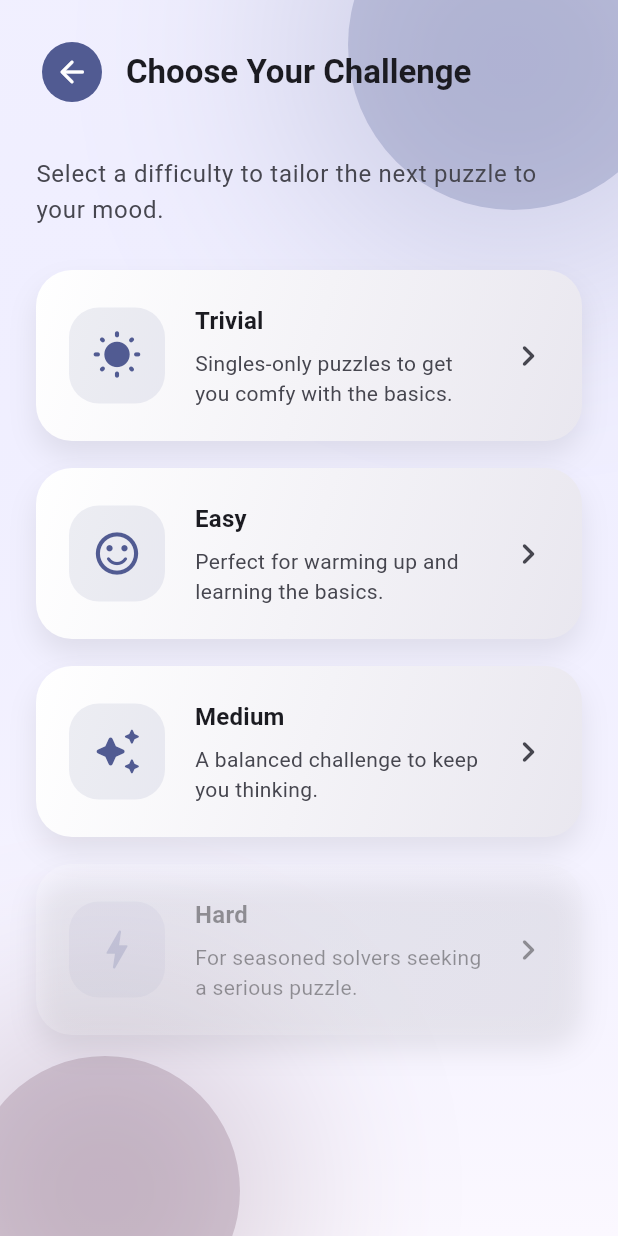
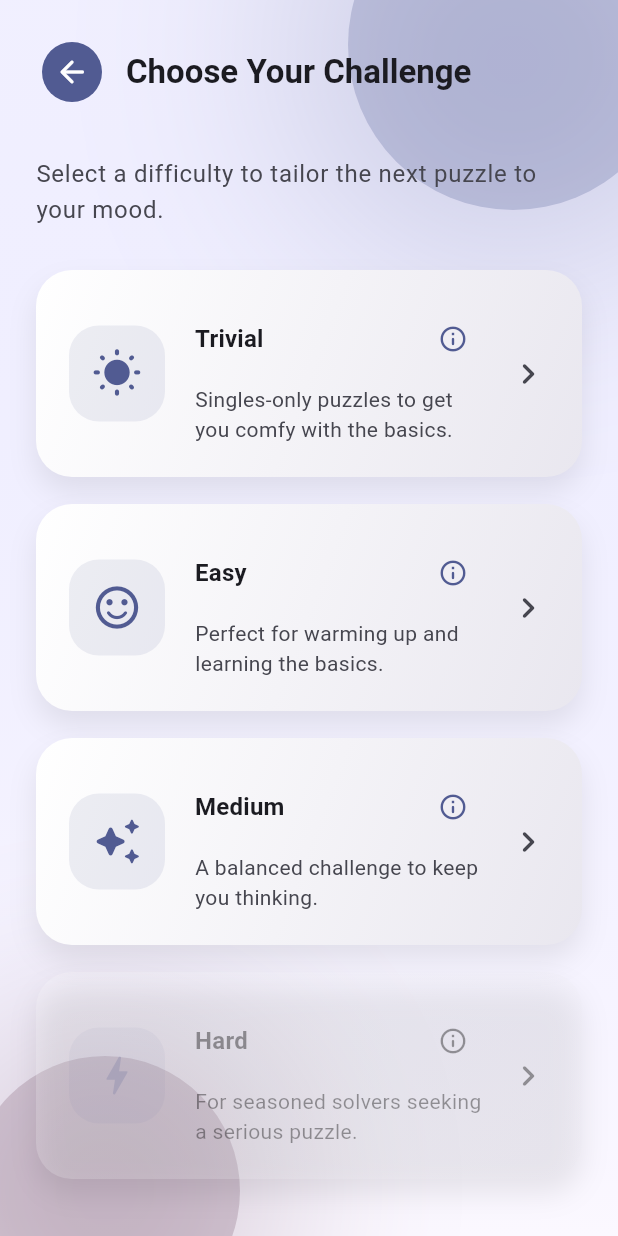
Before and after one commit to lobobeebe/auto_sudoku, a Flutter app: the DifficultySelectionPage screen opened directly, on a phone screen of 412 x 824 dp. Run offline on Flutter 3.47's test engine with Material 3 defaults, Android fonts, the phone set to English and light mode, and no system bars; our stand-ins replace shared_preferences; accounts and stored records are empty.

```diff
--- a/lib/ui/pages/difficulty_selection_page.dart
+++ b/lib/ui/pages/difficulty_selection_page.dart
@@ -1,4 +1,5 @@
 import 'package:auto_sudoku/data/puzzle_repository.dart';
+import 'package:auto_sudoku/state/lesson_progress.dart';
 import 'package:auto_sudoku/state/sudoku_board_state.dart';
 import 'package:auto_sudoku/ui/pages/sudoku_home_page.dart';
 import 'package:auto_sudoku_solver/auto_sudoku_solver.dart';
@@ -26,18 +27,30 @@ class _DifficultySelectionPageState extends State<DifficultySelectionPage>
       title: 'Trivial',
       description: 'Singles-only puzzles to get you comfy with the basics.',
       icon: Icons.wb_sunny_rounded,
+      strategies: [StrategyType.openSingle, StrategyType.hiddenSingle],
     ),
     _DifficultyOption(
       difficulty: Difficulty.easy,
       title: 'Easy',
       description: 'Perfect for warming up and learning the basics.',
       icon: Icons.sentiment_satisfied_alt_rounded,
+      strategies: [
+        StrategyType.openPair,
+        StrategyType.hiddenPair,
+        StrategyType.openTriple,
+        StrategyType.hiddenTriple,
+        StrategyType.openQuad,
+        StrategyType.hiddenQuad,
+        StrategyType.pointing,
+        StrategyType.claiming,
+      ],
     ),
     _DifficultyOption(
       difficulty: Difficulty.medium,
       title: 'Medium',
       description: 'A balanced challenge to keep you thinking.',
       icon: Icons.auto_awesome_rounded,
+      strategies: [StrategyType.xWing, StrategyType.xyWing, StrategyType.wWing],
     ),
     _DifficultyOption(
       difficulty: Difficulty.hard,
@@ -45,6 +58,15 @@ class _DifficultySelectionPageState extends State<DifficultySelectionPage>
       description: 'For seasoned solvers seeking a serious puzzle.',
       icon: Icons.bolt_rounded,
       enabled: false,
+      strategies: [
+        StrategyType.skyscraper,
+        StrategyType.twoStringKite,
+        StrategyType.turbotFish,
+        StrategyType.uniqueRectangle,
+        StrategyType.bug,
+        StrategyType.remotePairs,
+        StrategyType.xyChain,
+      ],
     ),
   ];
 
@@ -213,6 +235,79 @@ class _DifficultyCard extends StatefulWidget {
 class _DifficultyCardState extends State<_DifficultyCard> {
   bool _isPressed = false;
 
+  void _showInfoDialog() {
+    final theme = Theme.of(context);
+    final colorScheme = theme.colorScheme;
+    final progress = Provider.of<LessonProgress>(context, listen: false);
+
+    showDialog<void>(
+      context: context,
+      builder: (context) {
+        return AlertDialog(
+          title: Text('${widget.option.title} details'),
+          content: SingleChildScrollView(
+            child: Column(
+              crossAxisAlignment: CrossAxisAlignment.start,
+              mainAxisSize: MainAxisSize.min,
+              children: [
+                Text(
+                  widget.option.description,
+                  style: theme.textTheme.bodyMedium,
+                ),
+                const SizedBox(height: 14),
+                Text(
+                  'Strategies',
+                  style: theme.textTheme.titleSmall?.copyWith(
+                    fontWeight: FontWeight.w700,
+                  ),
+                ),
+                const SizedBox(height: 8),
+                Wrap(
+                  spacing: 8,
+                  runSpacing: 8,
+                  children: widget.option.strategies.map((strategy) {
+                    final learned =
+                        progress?.isDoneByTitle(strategy.toString()) ?? false;
+                    final icon = learned
+                        ? Icons.check_circle_rounded
+                        : Icons.check_circle_outline_rounded;
+                    final iconColor = learned
+                        ? Colors.green
+                        : theme.disabledColor;
+                    return TextButton.icon(
+                      onPressed: () {},
+                      style: TextButton.styleFrom(
+                        padding: const EdgeInsets.symmetric(
+                          horizontal: 10,
+                          vertical: 8,
+                        ),
+                        foregroundColor: colorScheme.onSurface,
+                        backgroundColor: colorScheme.surfaceVariant.withValues(
+                          alpha: 0.4,
+                        ),
+                      ),
+                      icon: Icon(icon, size: 18, color: iconColor),
+                      label: Text(
+                        strategy.toString(),
+                        style: theme.textTheme.bodyMedium,
+                      ),
+                    );
+                  }).toList(),
+                ),
+              ],
+            ),
+          ),
+          actions: [
+            TextButton(
+              onPressed: () => Navigator.of(context).pop(),
+              child: const Text('Close'),
+            ),
+          ],
+        );
+      },
+    );
+  }
+
   @override
   Widget build(BuildContext context) {
     final theme = Theme.of(context);
@@ -277,12 +372,29 @@ class _DifficultyCardState extends State<_DifficultyCard> {
                   child: Column(
                     crossAxisAlignment: CrossAxisAlignment.start,
                     children: [
-                      Text(
-                        widget.option.title,
-                        style: theme.textTheme.titleMedium?.copyWith(
-                          fontWeight: FontWeight.w700,
-                          color: enabled ? null : theme.disabledColor,
-                        ),
+                      Row(
+                        children: [
+                          Expanded(
+                            child: Text(
+                              widget.option.title,
+                              style: theme.textTheme.titleMedium?.copyWith(
+                                fontWeight: FontWeight.w700,
+                                color: enabled ? null : theme.disabledColor,
+                              ),
+                            ),
+                          ),
+                          IconButton(
+                            icon: Icon(
+                              Icons.info_outline_rounded,
+                              color: enabled
+                                  ? colorScheme.primary
+                                  : theme.disabledColor,
+                              size: 20,
+                            ),
+                            tooltip: 'View ${widget.option.title} info',
+                            onPressed: enabled ? _showInfoDialog : null,
+                          ),
+                        ],
                       ),
                       const SizedBox(height: 6),
                       Text(
@@ -319,12 +431,14 @@ class _DifficultyOption {
   final String description;
   final IconData icon;
   final bool enabled;
+  final List<StrategyType> strategies;
 
   const _DifficultyOption({
     required this.difficulty,
     required this.title,
     required this.description,
     required this.icon,
+    required this.strategies,
     this.enabled = true,
   });
 }
```
